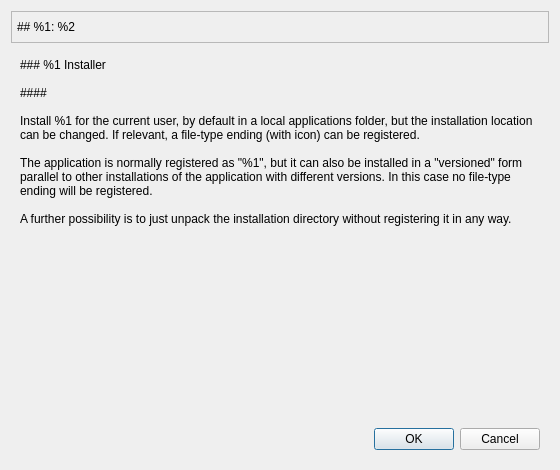
Qt form QAIFUS/app_install/installer.ui (gradgrind/fetinstaller) before a commit.
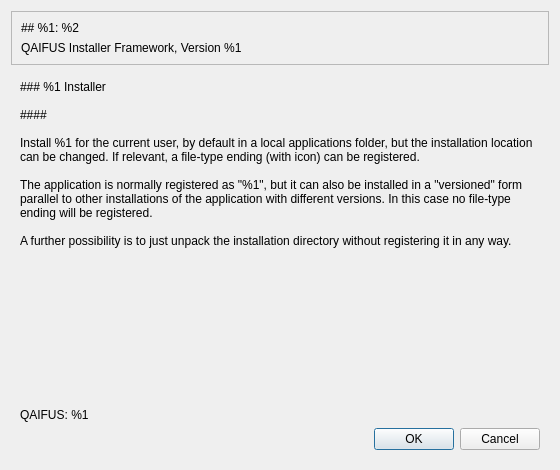
The same form after that commit. Icons and pictures are not drawn.

Commit message: Add QAIFUS version to GUI, restructuring

```diff
--- a/QAIFUS/app_install/installer.ui
+++ b/QAIFUS/app_install/installer.ui
@@ -28,19 +28,9 @@
      <property name="frameShadow">
       <enum>QFrame::Shadow::Raised</enum>
      </property>
-     <layout class="QHBoxLayout" name="horizontalLayout" stretch="0,0,0">
-      <property name="leftMargin">
-       <number>5</number>
-      </property>
-      <property name="topMargin">
-       <number>5</number>
-      </property>
-      <property name="rightMargin">
-       <number>5</number>
-      </property>
-      <property name="bottomMargin">
-       <number>5</number>
-      </property>
+     <layout class="QHBoxLayout" name="horizontalLayout">
+      <item>
+       <layout class="QVBoxLayout" name="verticalLayout_5">
       <item>
        <widget class="QLabel" name="label_title">
         <property name="maximumSize">
@@ -61,6 +51,15 @@
        </widget>
       </item>
       <item>
+         <widget class="QLabel" name="label_qaifus_version">
+          <property name="text">
+           <string>QAIFUS Installer Framework, Version %1</string>
+          </property>
+         </widget>
+        </item>
+       </layout>
+      </item>
+      <item>
        <spacer name="horizontalSpacer">
         <property name="orientation">
          <enum>Qt::Orientation::Horizontal</enum>
@@ -183,6 +182,13 @@
          </property>
         </spacer>
        </item>
+       <item>
+        <widget class="QLabel" name="label_qaifus_info">
+         <property name="text">
+          <string>QAIFUS: %1</string>
+         </property>
+        </widget>
+       </item>
        <item>
         <widget class="QDialogButtonBox" name="buttonBox_1">
          <property name="standardButtons">
```
Lines whose indentation alone changed are shown as unchanged. The commit also changes 17 other files.
